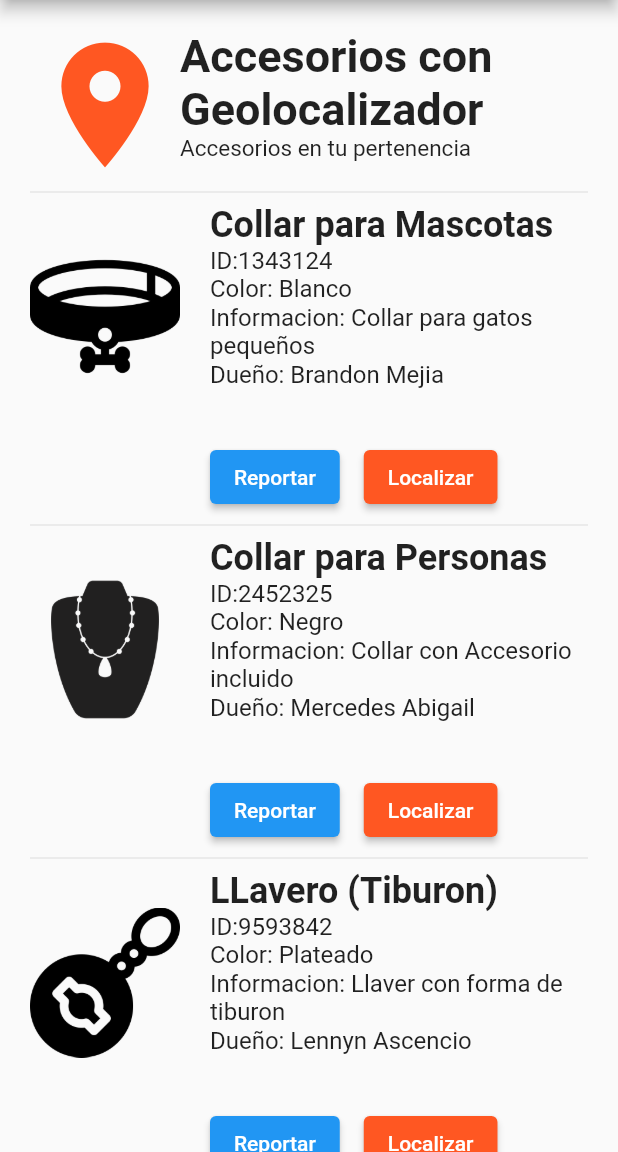
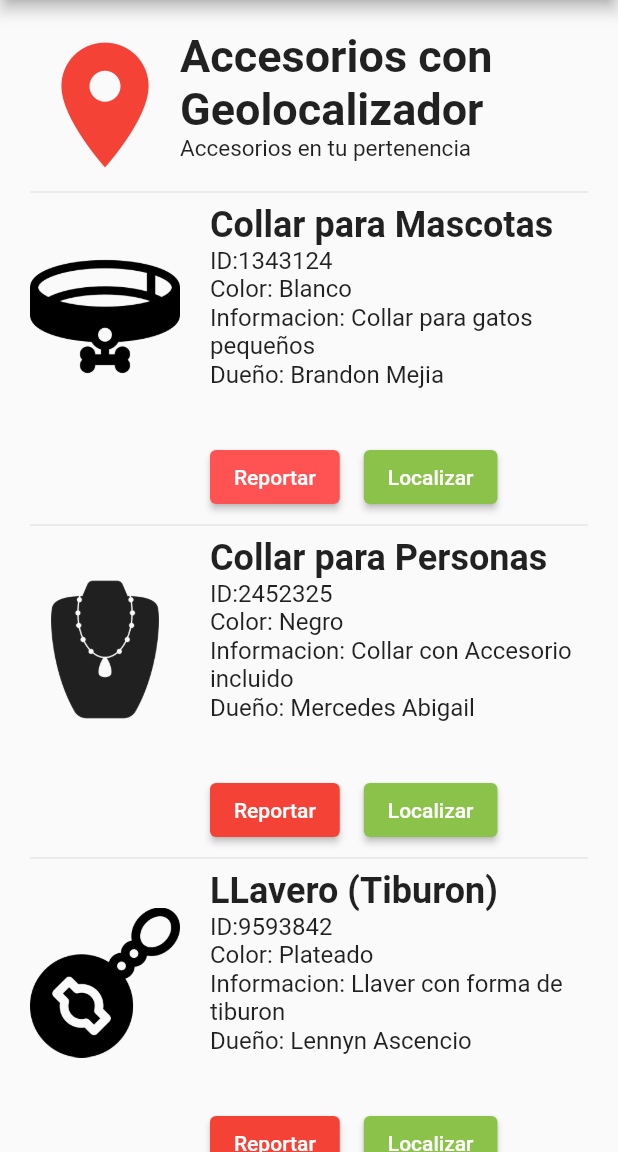
Before and after one commit to Brandonmejia19/GeoGlamour, a Flutter app: the accesorios screen opened directly, on a phone screen of 412 x 824 dp, the part 84-1236 px from its top. Run offline on Flutter 3.47's test engine with Material 2 defaults, Android fonts, the phone set to English and light mode, and no system bars; our stand-ins replace cloud_firestore, firebase_auth, firebase_core, google_maps_flutter, quickalert; accounts and stored records are empty.

Commit message:
diseño update4

```diff
--- a/lib/accesorio.dart
+++ b/lib/accesorio.dart
@@ -151,7 +151,7 @@ class accesorios extends StatelessWidget {
                     Icon(
                       Icons.location_on, // Puedes elegir cualquier icono que desees
                       size: 100, // Tamaño del ícono
-                      color: Colors.deepOrange, // Color del ícono
+                      color: Colors.red, // Color del ícono
                     ),
                     // Espacio entre la imagen y la información
                     Expanded(
@@ -219,6 +219,10 @@ class accesorios extends StatelessWidget {
                                   // Agrega aquí la lógica para el botón de "Información"
                                 },
                                 child: Text('Reportar'),
+                                style: ButtonStyle(
+                                  backgroundColor: MaterialStateProperty.all<Color>(
+                                      Colors.redAccent), // Cambia el color aquí
+                                ),
                               ),
                               SizedBox(width: 16.0), // Espacio entre los botones
                               ElevatedButton(
@@ -233,7 +237,7 @@ class accesorios extends StatelessWidget {
                                 child: Text('Localizar'),
                                 style: ButtonStyle(
                                   backgroundColor: MaterialStateProperty.all<Color>(
-                                      Colors.deepOrange), // Cambia el color aquí
+                                      Colors.lightGreen), // Cambia el color aquí
                                 ),
                               ),
                             ],
@@ -288,6 +292,10 @@ class accesorios extends StatelessWidget {
                                   // Agrega aquí la lógica para el botón de "Información"
                                 },
                                 child: Text('Reportar'),
+                                style: ButtonStyle(
+                                  backgroundColor: MaterialStateProperty.all<Color>(
+                                      Colors.red), // Cambia el color aquí
+                                ),
                               ),
                               SizedBox(width: 16.0), // Espacio entre los botones
                               ElevatedButton(
@@ -302,7 +310,7 @@ class accesorios extends StatelessWidget {
                                 child: Text('Localizar'),
                                 style: ButtonStyle(
                                   backgroundColor: MaterialStateProperty.all<Color>(
-                                      Colors.deepOrange), // Cambia el color aquí
+                                      Colors.lightGreen), // Cambia el color aquí
                                 ),
                               ),
                             ],
@@ -357,6 +365,10 @@ class accesorios extends StatelessWidget {
                                   // Agrega aquí la lógica para el botón de "Información"
                                 },
                                 child: Text('Reportar'),
+                                style: ButtonStyle(
+                                  backgroundColor: MaterialStateProperty.all<Color>(
+                                      Colors.red), // Cambia el color aquí
+                                ),
                               ),
                               SizedBox(width: 16.0), // Espacio entre los botones
                               ElevatedButton(
@@ -371,7 +383,7 @@ class accesorios extends StatelessWidget {
                                 child: Text('Localizar'),
                                 style: ButtonStyle(
                                   backgroundColor: MaterialStateProperty.all<Color>(
-                                      Colors.deepOrange), // Cambia el color aquí
+                                      Colors.lightGreen), // Cambia el color aquí
                                 ),
                               ),
                             ],
@@ -426,6 +438,10 @@ class accesorios extends StatelessWidget {
                                   // Agrega aquí la lógica para el botón de "Información"
                                 },
                                 child: Text('Reportar'),
+                                style: ButtonStyle(
+                                  backgroundColor: MaterialStateProperty.all<Color>(
+                                      Colors.red), // Cambia el color aquí
+                                ),
                               ),
                               SizedBox(width: 16.0), // Espacio entre los botones
                               ElevatedButton(
@@ -440,7 +456,7 @@ class accesorios extends StatelessWidget {
                                 child: Text('Localizar'),
                                 style: ButtonStyle(
                                   backgroundColor: MaterialStateProperty.all<Color>(
-                                      Colors.deepOrange), // Cambia el color aquí
+                                      Colors.lightGreen), // Cambia el color aquí
                                 ),
                               ),
                             ],
```
